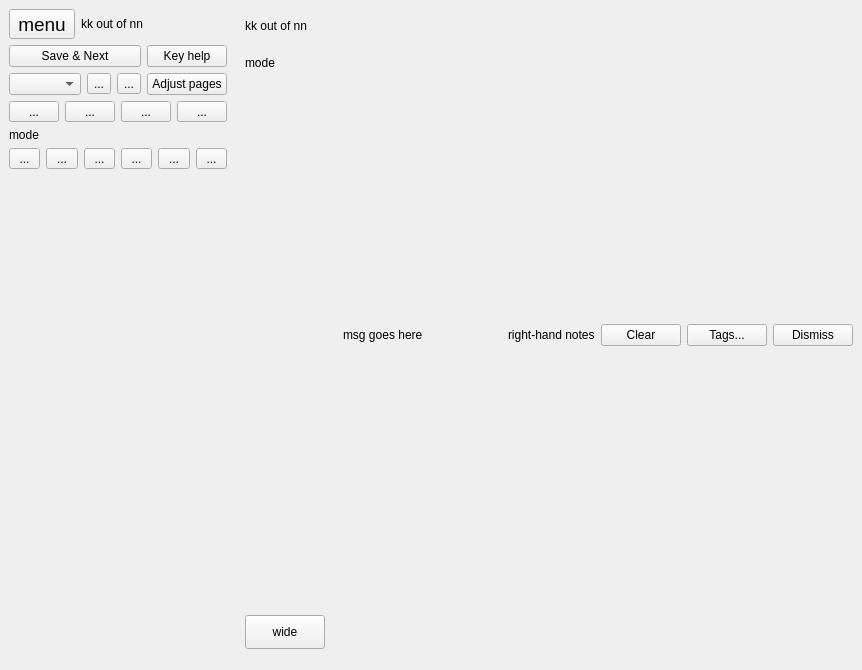
The window that plomclient/client/ui_files/annotator.ui (plomgrading/plom-client) describes before a commit, drawn with Qt 5.
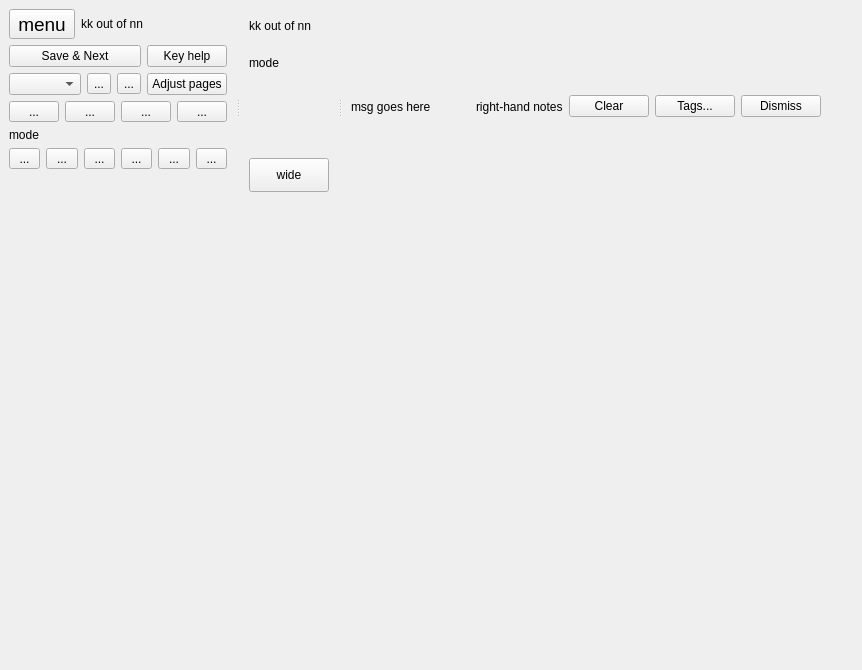
The same window after the commit.

Commit message: temporary slider, hacks to shrink lhs on home

```diff
--- a/plomclient/client/ui_files/annotator.ui
+++ b/plomclient/client/ui_files/annotator.ui
@@ -20,24 +20,25 @@
   <property name="windowTitle">
    <string>Annotate paper</string>
   </property>
-  <layout class="QHBoxLayout" name="horizontalLayout">
-   <property name="spacing">
-    <number>0</number>
+  <widget class="QSplitter" name="splitter">
+   <property name="geometry">
+    <rect>
+     <x>0</x>
+     <y>0</y>
+     <width>830</width>
+     <height>213</height>
+    </rect>
    </property>
-   <property name="leftMargin">
-    <number>0</number>
+   <property name="orientation">
+    <enum>Qt::Orientation::Horizontal</enum>
    </property>
-   <property name="topMargin">
-    <number>0</number>
-   </property>
-   <property name="rightMargin">
-    <number>0</number>
-   </property>
-   <property name="bottomMargin">
-    <number>0</number>
-   </property>
-   <item>
     <widget class="QFrame" name="hideableBox">
+    <property name="sizePolicy">
+     <sizepolicy hsizetype="Minimum" vsizetype="Preferred">
+      <horstretch>0</horstretch>
+      <verstretch>0</verstretch>
+     </sizepolicy>
+    </property>
      <property name="frameShape">
       <enum>QFrame::Shape::NoFrame</enum>
      </property>
@@ -482,7 +483,7 @@
       <item>
        <widget class="QFrame" name="frame7_comment">
         <property name="sizePolicy">
-         <sizepolicy hsizetype="Preferred" vsizetype="Expanding">
+        <sizepolicy hsizetype="Minimum" vsizetype="Expanding">
           <horstretch>0</horstretch>
           <verstretch>2</verstretch>
          </sizepolicy>
@@ -502,8 +503,6 @@
       </item>
      </layout>
     </widget>
-   </item>
-   <item>
     <widget class="QFrame" name="revealBox0">
      <property name="frameShape">
       <enum>QFrame::Shape::NoFrame</enum>
@@ -641,8 +640,6 @@
       </item>
      </layout>
     </widget>
-   </item>
-   <item>
     <widget class="QFrame" name="pageFrame">
      <property name="sizePolicy">
       <sizepolicy hsizetype="Preferred" vsizetype="Preferred">
@@ -746,8 +743,7 @@
       </item>
      </layout>
     </widget>
-   </item>
-  </layout>
+  </widget>
  </widget>
  <resources/>
  <connections/>
```
Left out of the diff: 2 changed lines with no effect on the pictures. Lines whose indentation alone changed are shown as unchanged. The commit also changes 1 other file.
